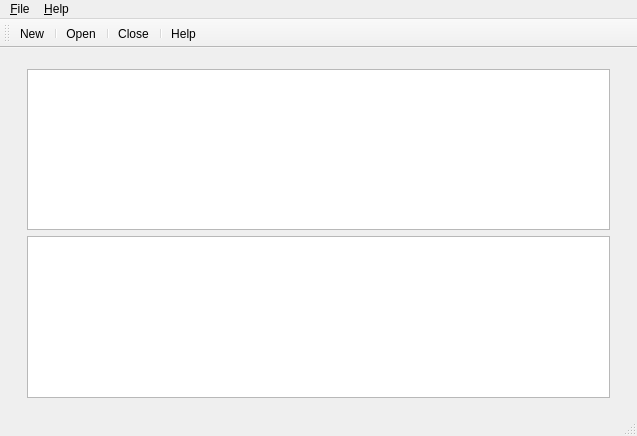
Above: deb_qview.ui from codehelp/deb_qview before the change. Below: the same form after it.
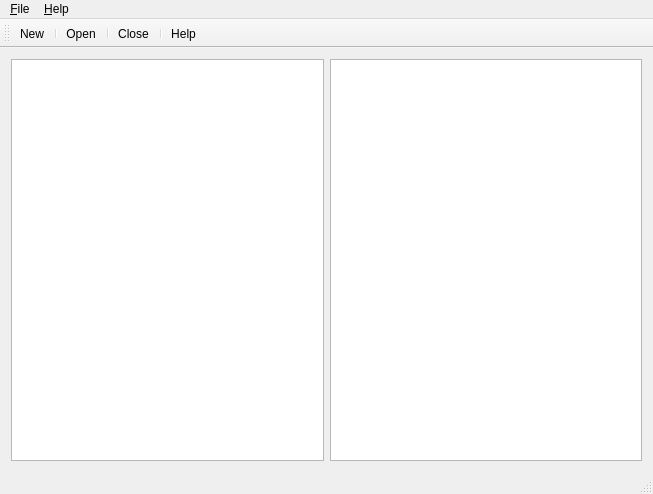
That is the form after the change.

Commit message: move to a grid layout

The edit to the form file:
```diff
--- a/deb_qview.ui
+++ b/deb_qview.ui
@@ -6,8 +6,8 @@
    <rect>
     <x>0</x>
     <y>0</y>
-    <width>637</width>
-    <height>436</height>
+    <width>653</width>
+    <height>494</height>
    </rect>
   </property>
   <property name="sizePolicy">
@@ -29,24 +29,14 @@
      <verstretch>0</verstretch>
     </sizepolicy>
    </property>
-   <widget class="QWidget" name="formLayoutWidget">
-    <property name="geometry">
-     <rect>
-      <x>10</x>
-      <y>10</y>
-      <width>611</width>
-      <height>351</height>
-     </rect>
-    </property>
-    <layout class="QFormLayout" name="formLayout">
-     <item row="1" column="1">
-      <widget class="QTextBrowser" name="contentviewer"/>
-     </item>
-     <item row="0" column="1">
-      <widget class="QTreeView" name="treeView"/>
-     </item>
-    </layout>
-   </widget>
+   <layout class="QGridLayout" name="gridLayout">
+    <item row="0" column="0">
+     <widget class="QTreeView" name="treeView"/>
+    </item>
+    <item row="0" column="1">
+     <widget class="QTextBrowser" name="contentviewer"/>
+    </item>
+   </layout>
   </widget>
   <widget class="QStatusBar" name="statusBar"/>
   <widget class="QMenuBar" name="menuBar">
@@ -54,7 +44,7 @@
     <rect>
      <x>0</x>
      <y>0</y>
-     <width>637</width>
+     <width>653</width>
      <height>20</height>
     </rect>
    </property>
```
The commit also changes 3 other files.
